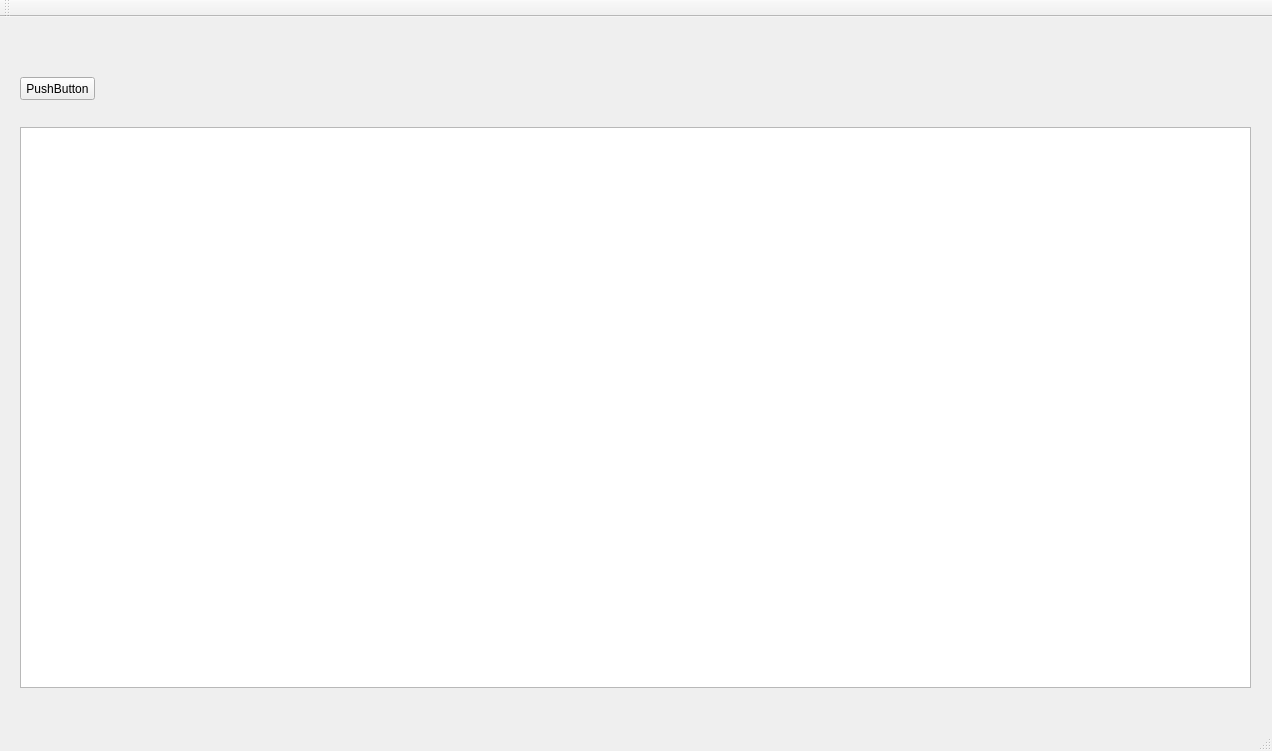
dmitrytyurev/HomeProjects, file TextsTool/TextsTool/mainwindow.ui: the form before one commit.
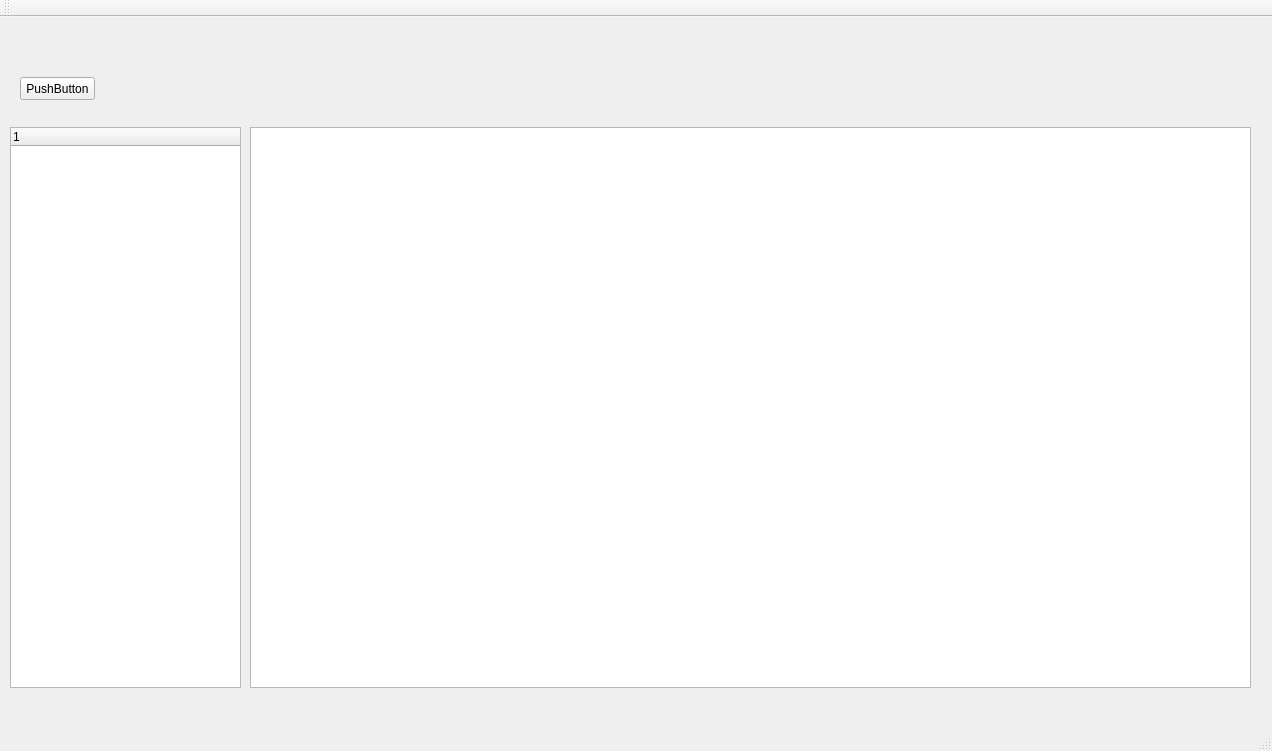
The form after the commit.

Diff of the .ui file:
```diff
--- a/TextsTool/TextsTool/mainwindow.ui
+++ b/TextsTool/TextsTool/mainwindow.ui
@@ -30,13 +30,28 @@
    <widget class="QTableView" name="tableView">
     <property name="geometry">
      <rect>
-      <x>20</x>
+      <x>250</x>
       <y>110</y>
-      <width>1231</width>
+      <width>1001</width>
       <height>561</height>
      </rect>
     </property>
    </widget>
+   <widget class="QTreeWidget" name="treeWidget">
+    <property name="geometry">
+     <rect>
+      <x>10</x>
+      <y>110</y>
+      <width>231</width>
+      <height>561</height>
+     </rect>
+    </property>
+    <column>
+     <property name="text">
+      <string notr="true">1</string>
+     </property>
+    </column>
+   </widget>
   </widget>
   <widget class="QMenuBar" name="menuBar">
    <property name="geometry">
```
